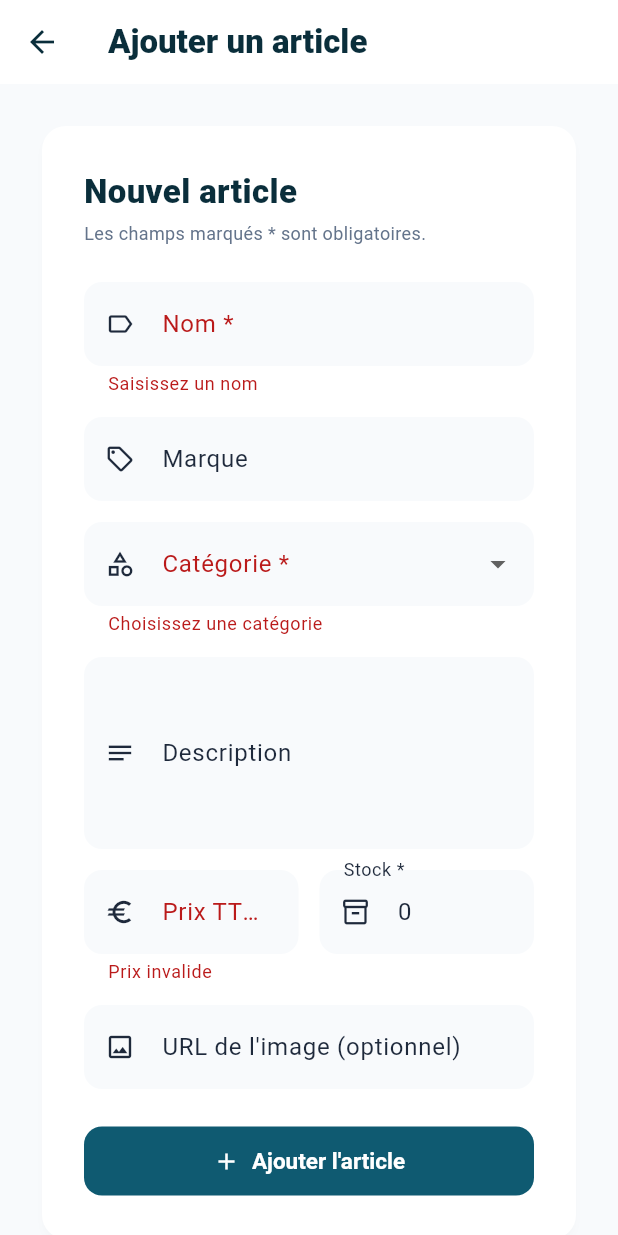
After one commit to Les-Gaves/gave_shopping, a Flutter app: the AddArticlePage screen opened directly, after a tap on "Ajouter l'article", on a phone screen of 412 x 824 dp. The commit adds this screen. Run offline on Flutter 3.47's test engine with Material 3 defaults, Android fonts, the phone set to English and light mode, and no system bars; our stand-ins replace firebase_auth, firebase_core, google_sign_in, sign_in_button; accounts and stored records are empty; network calls fail.

Commit message:
feat: page d'ajout d'article pour les admins (#6)

```diff
--- a/lib/main.dart
+++ b/lib/main.dart
@@ -11,6 +11,7 @@ import 'widgets/navbar.dart';
 import 'widgets/product_card.dart';
 import 'package:firebase_core/firebase_core.dart';
 import 'firebase_options.dart';
+import 'services/product_service.dart';
 
 void main() async {
   WidgetsFlutterBinding.ensureInitialized();
@@ -48,7 +49,7 @@ class _HomePageState extends State<HomePage> {
   final GlobalKey _catalogKey = GlobalKey();
 
   List<Product> get _filteredProducts {
-    return MockData.products.where((product) {
+    return ProductService.instance.products.where((product) {
       final matchesCategory =
           _selectedCategory == 'tous' || product.category == _selectedCategory;
       final matchesSearch = _searchQuery.isEmpty ||
@@ -79,7 +80,16 @@ class _HomePageState extends State<HomePage> {
   }
 
   @override
+  void initState() {
+    super.initState();
+    ProductService.instance.addListener(_onProductsChanged);
+  }
+
+  void _onProductsChanged() => setState(() {});
+
+  @override
   void dispose() {
+    ProductService.instance.removeListener(_onProductsChanged);
     _scrollController.dispose();
     super.dispose();
   }
@@ -228,7 +238,7 @@ class _HomePageState extends State<HomePage> {
                   if (filtered.isEmpty)
                     Container(
                       padding: const EdgeInsets.all(48),
-                      alignment: CenterAlignment.center,
+                      alignment: Alignment.center,
                       child: Column(
                         mainAxisSize: MainAxisSize.min,
                         children: [
@@ -298,7 +308,3 @@ class _HomePageState extends State<HomePage> {
     );
   }
 }
-
-class CenterAlignment {
-  static const Alignment center = Alignment.center;
-}
--- a/lib/models/product.dart
+++ b/lib/models/product.dart
@@ -11,6 +11,7 @@ class Product {
   final String? badge;
   final String imageUrl;
   final bool inStock;
+  final int stock;
 
   const Product({
     required this.id,
@@ -25,5 +26,6 @@ class Product {
     this.badge,
     required this.imageUrl,
     this.inStock = true,
+    this.stock = 10,
   });
 }
--- /dev/null
+++ b/lib/pages/add_article_page.dart
@@ -0,0 +1,257 @@
+import 'package:flutter/material.dart';
+import '../data/mock_data.dart';
+import '../services/product_service.dart';
+import '../theme/app_theme.dart';
+
+class AddArticlePage extends StatefulWidget {
+  const AddArticlePage({super.key});
+
+  @override
+  State<AddArticlePage> createState() => _AddArticlePageState();
+}
+
+class _AddArticlePageState extends State<AddArticlePage> {
+  static const _defaultImageUrl =
+      'https://storage.googleapis.com/images_gave/istockphoto-1980276924-612x612.jpg';
+
+  final _formKey = GlobalKey<FormState>();
+  final _nameController = TextEditingController();
+  final _brandController = TextEditingController();
+  final _descriptionController = TextEditingController();
+  final _priceController = TextEditingController();
+  final _stockController = TextEditingController(text: '0');
+  final _imageUrlController = TextEditingController();
+
+  String? _category;
+  bool _loading = false;
+  String? _error;
+
+  // Toutes les catégories sauf "tous", qui n'est qu'un filtre d'affichage.
+  final _categories =
+      MockData.categories.where((c) => c.id != 'tous').toList();
+
+  @override
+  void dispose() {
+    _nameController.dispose();
+    _brandController.dispose();
+    _descriptionController.dispose();
+    _priceController.dispose();
+    _stockController.dispose();
+    _imageUrlController.dispose();
+    super.dispose();
+  }
+
+  Future<void> _submit() async {
+    if (!_formKey.currentState!.validate()) return;
+
+    setState(() {
+      _loading = true;
+      _error = null;
+    });
+
+    try {
+      final imageUrl = _imageUrlController.text.trim();
+      final product = await ProductService.instance.addProduct(
+        name: _nameController.text.trim(),
+        category: _category!,
+        brand: _brandController.text.trim(),
+        description: _descriptionController.text.trim(),
+        price: double.parse(_priceController.text.replaceAll(',', '.')),
+        stock: int.parse(_stockController.text),
+        imageUrl: imageUrl.isEmpty ? _defaultImageUrl : imageUrl,
+      );
+
+      if (!mounted) return;
+      ScaffoldMessenger.of(context).showSnackBar(
+        SnackBar(
+          content: Text('« ${product.name} » a été ajouté au catalogue.'),
+          backgroundColor: AppTheme.riverPrimary,
+        ),
+      );
+      Navigator.of(context).pop();
+    } catch (_) {
+      setState(() => _error = "Impossible d'ajouter l'article. Réessayez.");
+    } finally {
+      if (mounted) setState(() => _loading = false);
+    }
+  }
+
+  @override
+  Widget build(BuildContext context) {
+    return Scaffold(
+      appBar: AppBar(
+        title: const Text(
+          'Ajouter un article',
+          style: TextStyle(fontWeight: FontWeight.w800, color: AppTheme.riverDark),
+        ),
+      ),
+      body: Center(
+        child: SingleChildScrollView(
+          padding: const EdgeInsets.all(24),
+          child: ConstrainedBox(
+            constraints: const BoxConstraints(maxWidth: 560),
+            child: Card(
+              child: Padding(
+                padding: const EdgeInsets.all(28),
+                child: Form(
+                  key: _formKey,
+                  child: Column(
+                    mainAxisSize: MainAxisSize.min,
+                    crossAxisAlignment: CrossAxisAlignment.stretch,
+                    children: [
+                      const Text(
+                        'Nouvel article',
+                        style: TextStyle(
+                          fontSize: 22,
+                          fontWeight: FontWeight.w900,
+                          color: AppTheme.riverDark,
+                        ),
+                      ),
+                      const SizedBox(height: 4),
+                      const Text(
+                        'Les champs marqués * sont obligatoires.',
+                        style: TextStyle(fontSize: 12, color: AppTheme.textMuted),
+                      ),
+                      const SizedBox(height: 24),
+
+                      // Nom
+                      TextFormField(
+                        controller: _nameController,
+                        decoration: _decoration('Nom *', Icons.label_outline),
+                        validator: (v) => (v == null || v.trim().isEmpty)
+                            ? 'Saisissez un nom'
+                            : null,
+                      ),
+                      const SizedBox(height: 14),
+
+                      // Marque
+                      TextFormField(
+                        controller: _brandController,
+                        decoration: _decoration('Marque', Icons.sell_outlined),
+                      ),
+                      const SizedBox(height: 14),
+
+                      // Catégorie
+                      DropdownButtonFormField<String>(
+                        initialValue: _category,
+                        decoration: _decoration('Catégorie *', Icons.category_outlined),
+                        items: _categories
+                            .map((c) => DropdownMenuItem(
+                                  value: c.id,
+                                  child: Text(c.name),
+                                ))
+                            .toList(),
+                        onChanged: (v) => setState(() => _category = v),
+                        validator: (v) =>
+                            v == null ? 'Choisissez une catégorie' : null,
+                      ),
+                      const SizedBox(height: 14),
+
+                      // Description
+                      TextFormField(
+                        controller: _descriptionController,
+                        maxLines: 4,
+                        decoration: _decoration('Description', Icons.notes_outlined),
+                      ),
+                      const SizedBox(height: 14),
+
+                      // Prix + Stock
+                      Row(
+                        crossAxisAlignment: CrossAxisAlignment.start,
+                        children: [
+                          Expanded(
+                            child: TextFormField(
+                              controller: _priceController,
+                              keyboardType: const TextInputType.numberWithOptions(decimal: true),
+                              decoration: _decoration('Prix TTC (€) *', Icons.euro),
+                              validator: (v) {
+                                final value = double.tryParse(
+                                    (v ?? '').replaceAll(',', '.'));
+                                if (value == null) return 'Prix invalide';
+                                if (value < 0) return 'Prix négatif';
+                                return null;
+                              },
+                            ),
+                          ),
+                          const SizedBox(width: 14),
+                          Expanded(
+                            child: TextFormField(
+                              controller: _stockController,
+                              keyboardType: TextInputType.number,
+                              decoration: _decoration('Stock *', Icons.inventory_2_outlined),
+                              validator: (v) {
+                                final value = int.tryParse(v ?? '');
+                                if (value == null) return 'Nombre entier';
+                                if (value < 0) return 'Stock négatif';
+                                return null;
+                              },
+                            ),
+                          ),
+                        ],
+                      ),
+                      const SizedBox(height: 14),
+
+                      // Image
+                      TextFormField(
+                        controller: _imageUrlController,
+                        keyboardType: TextInputType.url,
+                        decoration: _decoration(
+                          "URL de l'image (optionnel)",
+                          Icons.image_outlined,
+                        ),
+                      ),
+
+                      if (_error != null) ...[
+                        const SizedBox(height: 14),
+                        Container(
+                          padding: const EdgeInsets.all(10),
+                          decoration: BoxDecoration(
+                            color: AppTheme.safetyOrangeLight,
+                            borderRadius: BorderRadius.circular(10),
+                          ),
+                          child: Text(
+                            _error!,
+                            style: const TextStyle(color: Color(0xFF7A2508), fontSize: 13),
+                          ),
+                        ),
+                      ],
+
+                      const SizedBox(height: 24),
+                      ElevatedButton.icon(
+                        onPressed: _loading ? null : _submit,
+                        icon: _loading
+                            ? const SizedBox(
+                                height: 18,
+                                width: 18,
+                                child: CircularProgressIndicator(
+                                  strokeWidth: 2,
+                                  color: Colors.white,
+                                ),
+                              )
+                            : const Icon(Icons.add),
+                        label: const Text("Ajouter l'article"),
+                      ),
+                    ],
+                  ),
+                ),
+              ),
+            ),
+          ),
+        ),
+      ),
+    );
+  }
+
+  InputDecoration _decoration(String label, IconData icon) {
+    return InputDecoration(
+      labelText: label,
+      prefixIcon: Icon(icon, size: 20),
+      filled: true,
+      fillColor: AppTheme.surfaceLight,
+      border: OutlineInputBorder(
+        borderRadius: BorderRadius.circular(12),
+        borderSide: BorderSide.none,
+      ),
+    );
+  }
+}
--- /dev/null
+++ b/lib/services/auth_service.dart
@@ -0,0 +1,23 @@
+import 'package:firebase_auth/firebase_auth.dart';
+
+/// Infos liées à l'utilisateur connecté.
+///
+/// Le rôle (user / admin) sera fourni par le back via GET /me.
+/// En attendant, tout utilisateur connecté est considéré comme admin
+/// pour pouvoir développer et tester la page d'ajout d'article.
+class AuthService {
+  AuthService._();
+
+  static User? get currentUser => FirebaseAuth.instance.currentUser;
+
+  /// Jeton à envoyer au back dans l'en-tête :
+  /// Authorization: Bearer <token>
+  static Future<String?> getIdToken() async {
+    return currentUser?.getIdToken();
+  }
+
+  /// TODO(back) : appeler GET /me et renvoyer `role == 'admin'`.
+  static Future<bool> isAdmin() async {
+    return currentUser != null;
+  }
+}
--- /dev/null
+++ b/lib/services/product_service.dart
@@ -0,0 +1,55 @@
+import 'package:flutter/foundation.dart';
+import '../data/mock_data.dart';
+import '../models/product.dart';
+
+/// Point d'accès unique aux articles.
+///
+/// Pour l'instant, les articles sont gardés en mémoire (initialisés depuis
+/// MockData). Quand le back sera prêt, il suffira de remplacer le contenu de
+/// [loadProducts] et [addProduct] par des appels HTTP (GET /articles,
+/// POST /articles) : les écrans n'auront pas à changer.
+class ProductService extends ChangeNotifier {
+  ProductService._();
+  static final ProductService instance = ProductService._();
+
+  final List<Product> _products = List.of(MockData.products);
+
+  List<Product> get products => List.unmodifiable(_products);
+
+  /// TODO(back) : remplacer par GET /articles.
+  Future<void> loadProducts() async {
+    notifyListeners();
+  }
+
+  /// TODO(back) : remplacer par POST /articles avec le token Firebase
+  /// dans l'en-tête Authorization. Le back renverra l'article créé (avec son id).
+  Future<Product> addProduct({
+    required String name,
+    required String category,
+    required String brand,
+    required String description,
+    required double price,
+    required int stock,
+    required String imageUrl,
+  }) async {
+    final product = Product(
+      id: 'local-${DateTime.now().millisecondsSinceEpoch}',
+      name: name,
+      category: category,
+      brand: brand,
+      price: price,
+      rating: 0,
+      reviewCount: 0,
+      description: description,
+      specs: const [],
+      badge: 'Nouveau',
+      imageUrl: imageUrl,
+      inStock: stock > 0,
+      stock: stock,
+    );
+
+    _products.insert(0, product);
+    notifyListeners();
+    return product;
+  }
+}
--- a/lib/widgets/navbar.dart
+++ b/lib/widgets/navbar.dart
@@ -2,6 +2,8 @@ import 'package:flutter/material.dart';
 import '../theme/app_theme.dart';
 import 'package:firebase_auth/firebase_auth.dart';
 import '../pages/login_page.dart';
+import '../pages/add_article_page.dart';
+import '../services/auth_service.dart';
 
 class StoreNavBar extends StatelessWidget implements PreferredSizeWidget {
   final String activeCategory;
@@ -259,11 +261,21 @@ class StoreNavBar extends StatelessWidget implements PreferredSizeWidget {
                 );
         }
 
+        return FutureBuilder<bool>(
+          future: AuthService.isAdmin(),
+          builder: (context, adminSnapshot) {
+            final isAdmin = adminSnapshot.data ?? false;
+
             return PopupMenuButton<String>(
               tooltip: user.email ?? 'Compte',
               icon: const Icon(Icons.account_circle, color: AppTheme.riverPrimary),
               onSelected: (value) {
                 if (value == 'logout') FirebaseAuth.instance.signOut();
+                if (value == 'add_article') {
+                  Navigator.of(context).push(
+                    MaterialPageRoute(builder: (_) => const AddArticlePage()),
+                  );
+                }
               },
               itemBuilder: (context) => [
                 PopupMenuItem<String>(
@@ -271,11 +283,24 @@ class StoreNavBar extends StatelessWidget implements PreferredSizeWidget {
                   child: Text(user.email ?? 'Connecté'),
                 ),
                 const PopupMenuDivider(),
+                if (isAdmin)
+                  const PopupMenuItem<String>(
+                    value: 'add_article',
+                    child: Row(
+                      children: [
+                        Icon(Icons.add_box_outlined, size: 18),
+                        SizedBox(width: 8),
+                        Text('Ajouter un article'),
+                      ],
+                    ),
+                  ),
                 const PopupMenuItem<String>(
                   value: 'logout',
                   child: Text('Se déconnecter'),
                 ),
               ],
+            );
+          },
         );
       },
     );
```
Lines whose indentation alone changed are shown as unchanged.
